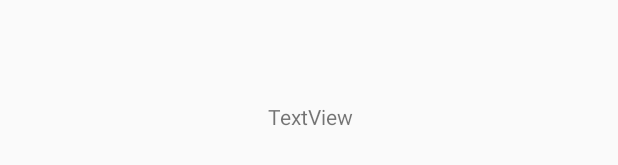
After one commit to LucasCCabral/deejai, an Android app: the layout activity_room_player.xml on its own in the app's theme, with its tools: preview values and no code run, on a phone screen of 412 x 824 dp. The commit adds this screen. Shown: the part 373-538 px from the top of the screen. Run offline under Robolectric (Android 15) with nearby library versions, the phone set to English and light mode, and no system bars.

```diff
--- a/app/src/main/java/com/example/deejai/Constants.kt
+++ b/app/src/main/java/com/example/deejai/Constants.kt
@@ -6,4 +6,5 @@ object Constants {
     const val SPOTIFY_TOKEN = "spotify token"
     const val NO_TOKEN = "no token"
     const val DEVELOPER_LOG = "DEV-LOG"
+    const val ROOM_NAME_KEY = "roomName"
 }
--- a/app/src/main/java/com/example/deejai/RoomSelection/SelectRoomActivity.kt
+++ b/app/src/main/java/com/example/deejai/RoomSelection/SelectRoomActivity.kt
@@ -23,7 +23,7 @@ class SelectRoomActivity : AppCompatActivity(), ViewModel {
     }
 
     override fun showAvaiableRooms(rooms: List<Room>) {
-        val adapter = RoomAdapter(rooms)
+        val adapter = RoomAdapter(rooms, this)
         roomList.adapter = adapter
     }
 
--- /dev/null
+++ b/app/src/main/res/layout/activity_room_player.xml
@@ -0,0 +1,24 @@
+<?xml version="1.0" encoding="utf-8"?>
+<androidx.constraintlayout.widget.ConstraintLayout xmlns:android="http://schemas.android.com/apk/res/android"
+    xmlns:app="http://schemas.android.com/apk/res-auto"
+    xmlns:tools="http://schemas.android.com/tools"
+    android:layout_width="match_parent"
+    android:layout_height="match_parent"
+    tools:context=".RoomSelection.RoomPlayer">
+
+    <TextView
+        android:id="@+id/room_name"
+        android:layout_width="wrap_content"
+        android:layout_height="wrap_content"
+        android:layout_marginStart="177dp"
+        android:layout_marginLeft="177dp"
+        android:layout_marginTop="270dp"
+        android:layout_marginEnd="176dp"
+        android:layout_marginRight="176dp"
+        android:layout_marginBottom="442dp"
+        android:text="TextView"
+        app:layout_constraintBottom_toBottomOf="parent"
+        app:layout_constraintEnd_toEndOf="parent"
+        app:layout_constraintStart_toStartOf="parent"
+        app:layout_constraintTop_toTopOf="parent" />
+</androidx.constraintlayout.widget.ConstraintLayout>
```
Also changed, not shown: app/src/main/java/com/example/deejai/RoomSelection/RoomAdapter.kt (+14 -3 lines), app/src/main/java/com/example/deejai/RoomSelection/RoomPlayer.kt (added, +20 -0 lines).
